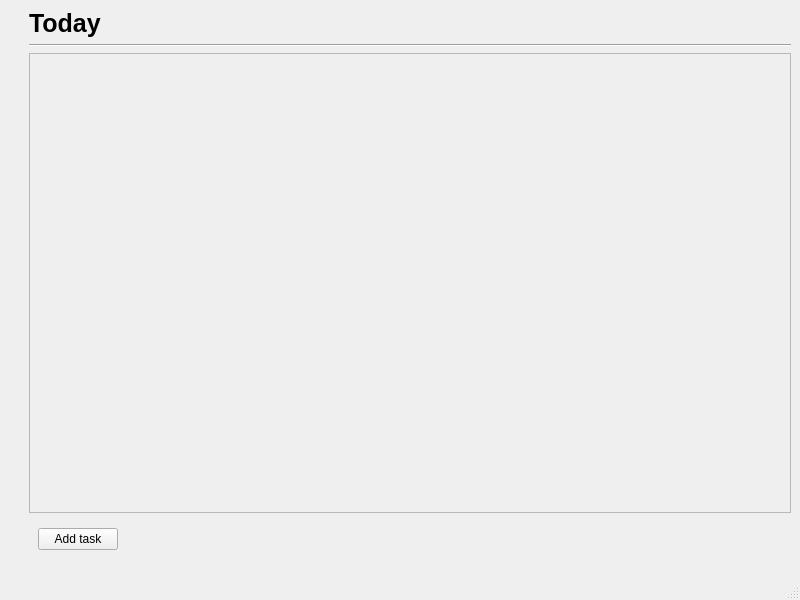
Before: the Qt Designer form mainwindow.ui in KrawGleb/QtToDoList, drawn with Qt 5.
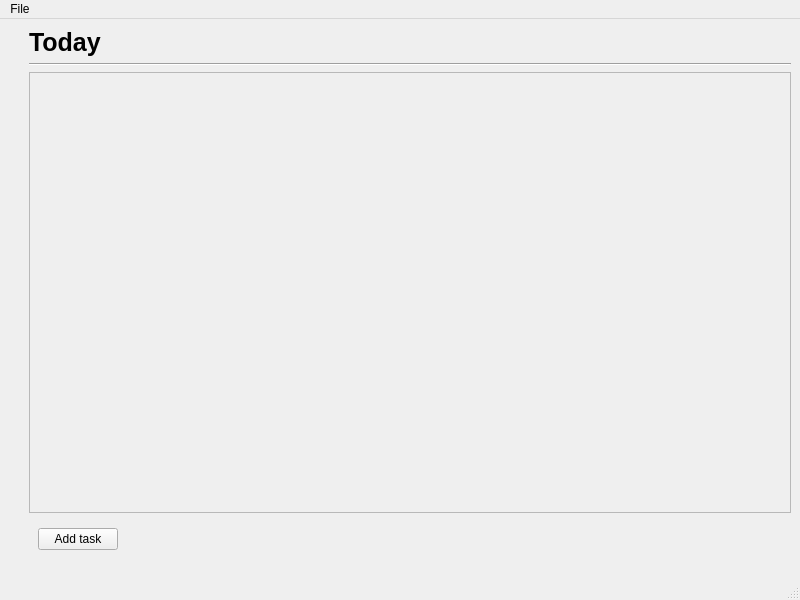
After: the same form once the commit is applied. Icons and pictures are not drawn.

Patch:
```diff
--- a/mainwindow.ui
+++ b/mainwindow.ui
@@ -150,6 +150,14 @@
      <height>21</height>
     </rect>
    </property>
+   <widget class="QMenu" name="menuFile">
+    <property name="title">
+     <string>File</string>
+    </property>
+    <addaction name="actionOpen"/>
+    <addaction name="actionSave_as"/>
+   </widget>
+   <addaction name="menuFile"/>
   </widget>
   <widget class="QStatusBar" name="statusbar"/>
  </widget>
```
Left out of the diff: 22 changed lines with no effect on the pictures.
